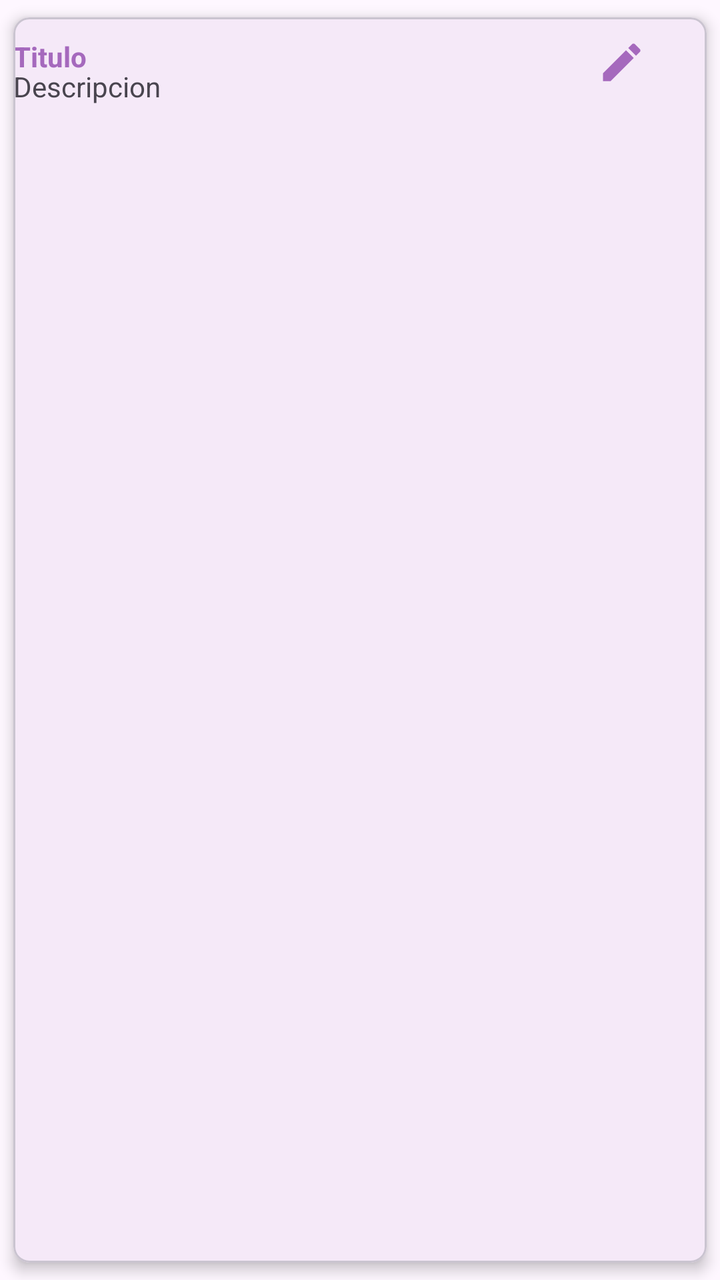
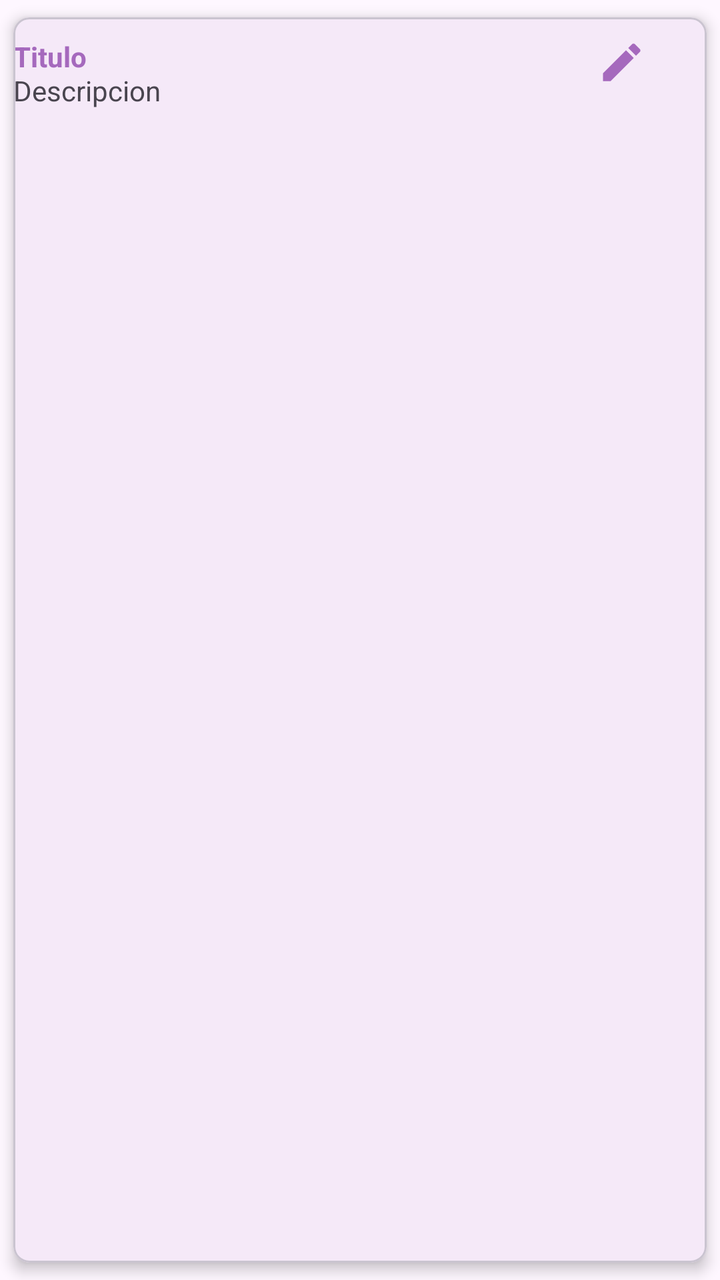

The first picture is an Android layout as it rendered before a commit; the second is the same layout after the commit. The layout source and the unified diff follow.
<!-- AndroidManifest.xml: application theme Theme.Notas_appSQLite -->
<!-- res/layout/item_nota.xml -->
<?xml version="1.0" encoding="utf-8"?>
<com.google.android.material.card.MaterialCardView
    xmlns:android="http://schemas.android.com/apk/res/android"
    android:layout_width="match_parent"
    android:layout_height="wrap_content"
    xmlns:app="http://schemas.android.com/apk/res-auto"
    app:cardCornerRadius="8dp"
    app:cardElevation="4dp"
    app:cardUseCompatPadding="true">

    <androidx.appcompat.widget.LinearLayoutCompat
        android:layout_width="match_parent"
        android:layout_height="wrap_content"
        android:orientation="vertical"
        android:padding="30dp"/>

    <RelativeLayout
        android:layout_width="match_parent"
        android:layout_height="wrap_content"
        android:orientation= "horizontal"
        android:layout_marginTop="10dp">

        <TextView
            android:id="@+id/item_titulo"
            android:text="@string/item_titulo"
            android:textColor="@color/morado"
            android:textStyle="bold"
            android:layout_width="wrap_content"
            android:layout_height="wrap_content"/>

        <ImageView
            android:id="@+id/ivActualizar"
            android:layout_alignParentEnd="true"
            android:src="@drawable/ic_editar"
            android:layout_marginEnd="30dp"
            android:layout_width="25dp"
            android:layout_height="25dp"/>

    </RelativeLayout>

    <TextView
        android:id="@+id/item_descripcion"
        android:layout_width="wrap_content"
        android:layout_height="wrap_content"
        android:layout_marginTop="25dp"
        android:maxLines="3"
        android:text="@string/item_descripcion" />


</com.google.android.material.card.MaterialCardView>
<!-- resources referenced by this layout -->
<resources>
  <color name="morado">#A569BD</color>
  <!-- drawable ic_editar (drawable) -->
  <vector xmlns:android="http://schemas.android.com/apk/res/android" android:height="24dp" android:tint="#A569BD" android:viewportHeight="24" android:viewportWidth="24" android:width="24dp">
        
      <path android:fillColor="@android:color/white" android:pathData="M3,17.25V21h3.75L17.81,9.94l-3.75,-3.75L3,17.25zM20.71,7.04c0.39,-0.39 0.39,-1.02 0,-1.41l-2.34,-2.34c-0.39,-0.39 -1.02,-0.39 -1.41,0l-1.83,1.83 3.75,3.75 1.83,-1.83z"/>
      
  </vector>
  <string name="item_descripcion">Descripcion</string>
  <string name="item_titulo">Titulo</string>
  <style name="Theme.Notas_appSQLite" parent="Base.Theme.Notas_appSQLite" />
  <style name="Base.Theme.Notas_appSQLite" parent="Theme.Material3.DayNight.NoActionBar">
          
          <item name="colorPrimary">@color/morado</item>
          <item name="colorPrimaryVariant">@color/morado</item>
          <item name="android:statusBarColor">@color/morado</item>
      </style>
</resources>

<!-- the commit's change to res/layout/item_nota.xml (unified diff, before → after) -->
@@ -42,8 +42,8 @@
         android:id="@+id/item_descripcion"
         android:layout_width="wrap_content"
         android:layout_height="wrap_content"
-        android:layout_marginTop="25dp"
-        android:maxLines="3"
+        android:layout_marginTop="27dp"
+        android:maxLines="4"
         android:text="@string/item_descripcion" />
 
 
